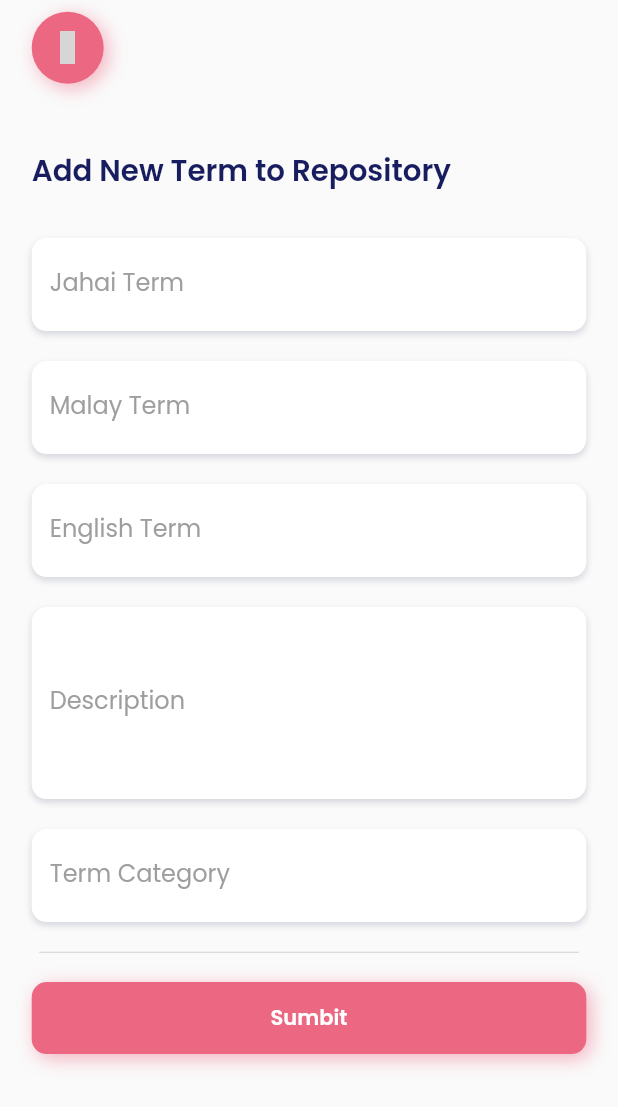
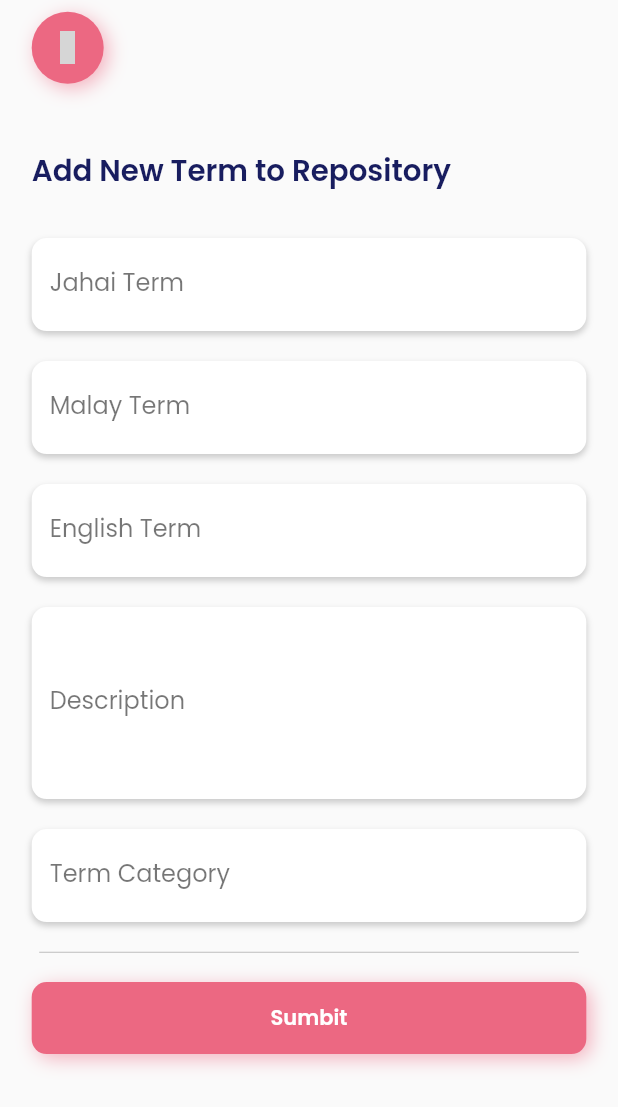
Before and after one commit to aisarnazmi/digital_jahai, a Flutter app: the LibraryView screen opened by its route, on a phone screen of 412 x 824 dp. Shown: the top 1107 px of the screen. Run offline on Flutter 3.47's test engine with Material 2 defaults, Android fonts, the phone set to English and light mode, and no system bars; our stand-ins replace flutter_linkify, flutter_screenutil, flutter_svg, get, get_storage, iconly and 4 more; missing offline and left inert: ms_undraw, platform_device_id; accounts and stored records are empty; grey boxes are pictures that could not be loaded.

Commit message:
use constant color library view

```diff
--- a/lib/constants/color.dart
+++ b/lib/constants/color.dart
@@ -11,7 +11,7 @@ const Color colorBackgroundLight = Color(0xffffffff);
 const Color colorBackgroundDark = Color(0xfffafafa);
 
 const Color colorTextLight = Color(0xffffffff);
-const Color colorTextDark = Color(0xffffffff);
+const Color colorTextDark = Color(0xff757575);
 const Color colorTextDarker = Color(0xff373737);
 const Color colorPlaceholderText = Color(0x89000000);
 const Color colorErrorText = Color(0xfff44336);
--- a/lib/controllers/library_controller.dart
+++ b/lib/controllers/library_controller.dart
@@ -1,4 +1,5 @@
 // Flutter imports:
+import 'package:digital_jahai/constants/color.dart';
 import 'package:flutter/foundation.dart';
 import 'package:flutter/material.dart';
 
@@ -121,7 +122,7 @@ class LibraryController extends GetxController {
         margin: EdgeInsets.symmetric(vertical: 5.h, horizontal: 10.w),
         child: Text(
           'Please input $field.',
-          style: TextStyle(color: Colors.red.shade500, fontSize: 12.sp),
+          style: TextStyle(color: colorErrorText, fontSize: 12.sp),
         ));
   }
 
@@ -154,7 +155,7 @@ class LibraryController extends GetxController {
                       ),
                       Text('Loading ...',
                           style: TextStyle(
-                              color: Colors.grey[600],
+                              color: colorTextDark,
                               fontSize: 18.sp,
                               fontWeight: FontWeight.w500))
                     ],
@@ -176,7 +177,7 @@ class LibraryController extends GetxController {
                         ),
                         Text('Opps.. Something went wrong!',
                             style: TextStyle(
-                                color: Colors.grey[600],
+                                color: colorTextDark,
                                 fontSize: 18.sp,
                                 fontWeight: FontWeight.w500))
                       ],
@@ -202,7 +203,7 @@ class LibraryController extends GetxController {
                                 ? 'New term was added.'
                                 : 'Opps.. Something went wrong!'),
                             style: TextStyle(
-                                color: Colors.grey[600],
+                                color: colorTextDark,
                                 fontSize: 18.sp,
                                 fontWeight: FontWeight.w500))
                       ],
--- a/lib/views/library_view.dart
+++ b/lib/views/library_view.dart
@@ -1,4 +1,5 @@
 // Flutter imports:
+import '../constants/color.dart';
 import 'package:flutter/material.dart';
 
 // Package imports:
@@ -19,7 +20,7 @@ class LibraryView extends GetView<LibraryController> {
         init: LibraryController(),
         builder: (controller) {
           return Scaffold(
-            backgroundColor: const Color(0xfffafafa),
+            backgroundColor: colorBackgroundDark,
             body: SafeArea(
               child: SingleChildScrollView(
                 child: Padding(
@@ -32,12 +33,12 @@ class LibraryView extends GetView<LibraryController> {
                           Container(
                             margin: EdgeInsets.symmetric(horizontal: 20.0.w),
                             decoration: BoxDecoration(
-                                color: Color(0xffec6882),
+                                color: colorSecondaryDark,
                                 boxShadow: [
                                   BoxShadow(
                                     offset: Offset(3, 3),
                                     blurRadius: 10.0,
-                                    color: const Color(0xffec6882)
+                                    color: colorSecondaryDark
                                         .withOpacity(0.5),
                                   )
                                 ],
@@ -47,7 +48,7 @@ class LibraryView extends GetView<LibraryController> {
                               onPressed: () {
                                 Get.back();
                               },
-                              color: Colors.white,
+                              color: colorTextLight,
                               icon: Icon(
                                 IconlyLight.arrow_left_2,
                                 size: 22,
@@ -86,7 +87,7 @@ class LibraryView extends GetView<LibraryController> {
                             children: <Widget>[
                               Text("Add New Term to Repository",
                                   style: TextStyle(
-                                      color: const Color(0xff181d5f),
+                                      color: colorPrimaryLight,
                                       fontSize: 20.sp,
                                       fontWeight: FontWeight.w600)),
                               SizedBox(
@@ -98,14 +99,14 @@ class LibraryView extends GetView<LibraryController> {
                                 children: [
                                   Container(
                                     decoration: BoxDecoration(
-                                      color: Colors.white,
+                                      color: colorBackgroundLight,
                                       borderRadius: BorderRadius.circular(10),
                                       boxShadow: [
                                         BoxShadow(
                                           offset: Offset(0, 2),
                                           blurRadius: 3.0,
-                                          color: Color(0xFF8B8DA3)
-                                              .withOpacity(0.3),
+                                          color: colorShadow
+                                              .withOpacity(0.5),
                                         )
                                       ],
                                     ),
@@ -115,7 +116,7 @@ class LibraryView extends GetView<LibraryController> {
                                       decoration: InputDecoration(
                                         labelText: 'Jahai Term',
                                         labelStyle: TextStyle(
-                                          color: Colors.grey,
+                                          color: colorPlaceholderText,
                                         ),
                                         enabledBorder: OutlineInputBorder(
                                             borderRadius: BorderRadius.all(
@@ -123,17 +124,17 @@ class LibraryView extends GetView<LibraryController> {
                                             borderSide: BorderSide(
                                                 color: !!controller.errors
                                                         .contains("jahai")
-                                                    ? Colors.red.shade500
-                                                    : Colors.transparent)),
+                                                    ? colorErrorText
+                                                    : colorTransparent)),
                                         focusedBorder: OutlineInputBorder(
                                             borderRadius: BorderRadius.all(
                                                 Radius.circular(10.0)),
                                             borderSide:
-                                                BorderSide(color: Colors.grey)),
+                                                BorderSide(color: colorBorder)),
                                         suffixIcon: !!controller.errors
                                                 .contains("jahai")
                                             ? Icon(Icons.error,
-                                                color: const Color(0xffec6882))
+                                                color: colorSecondaryDark)
                                             : null,
                                       ),
                                     ),
@@ -147,14 +148,14 @@ class LibraryView extends GetView<LibraryController> {
                                   ],
                                   Container(
                                     decoration: BoxDecoration(
-                                      color: Color(0xFFFFFFFF),
+                                      color: colorBackgroundLight,
                                       borderRadius: BorderRadius.circular(10),
                                       boxShadow: [
                                         BoxShadow(
                                           offset: Offset(0, 2),
                                           blurRadius: 3.0,
-                                          color: Color(0xFF8B8DA3)
-                                              .withOpacity(0.3),
+                                          color: colorShadow
+                                              .withOpacity(0.5),
                                         )
                                       ],
                                     ),
@@ -164,7 +165,7 @@ class LibraryView extends GetView<LibraryController> {
                                       decoration: InputDecoration(
                                         labelText: 'Malay Term',
                                         labelStyle: TextStyle(
-                                          color: Colors.grey,
+                                          color: colorPlaceholderText,
                                         ),
                                         enabledBorder: OutlineInputBorder(
                                             borderRadius: BorderRadius.all(
@@ -172,17 +173,17 @@ class LibraryView extends GetView<LibraryController> {
                                             borderSide: BorderSide(
                                                 color: !!controller.errors
                                                         .contains("malay")
-                                                    ? Colors.red.shade500
-                                                    : Colors.transparent)),
+                                                    ? colorErrorText
+                                                    : colorTransparent)),
                                         focusedBorder: OutlineInputBorder(
                                             borderRadius: BorderRadius.all(
                                                 Radius.circular(10.0)),
                                             borderSide:
-                                                BorderSide(color: Color(0xFF9E9E9E))),
+                                                BorderSide(color: colorBorder)),
                                         suffixIcon: !!controller.errors
                                                 .contains("malay")
                                             ? Icon(Icons.error,
-                                                color: const Color(0xffec6882))
+                                                color: colorSecondaryDark)
                                             : null,
                                       ),
                                     ),
@@ -196,14 +197,14 @@ class LibraryView extends GetView<LibraryController> {
                                   ],
                                   Container(
                                     decoration: BoxDecoration(
-                                      color: Color.fromRGBO(255, 255, 255, 1),
+                                      color: colorBackgroundLight,
                                       borderRadius: BorderRadius.circular(10),
                                       boxShadow: [
                                         BoxShadow(
                                           offset: Offset(0, 2),
                                           blurRadius: 3.0,
-                                          color: Color(0xFF8B8DA3)
-                                              .withOpacity(0.3),
+                                          color: colorShadow
+                                              .withOpacity(0.5),
                                         )
                                       ],
                                     ),
@@ -213,7 +214,7 @@ class LibraryView extends GetView<LibraryController> {
                                       decoration: InputDecoration(
                                         labelText: 'English Term',
                                         labelStyle: TextStyle(
-                                          color: Colors.grey,
+                                          color: colorPlaceholderText,
                                         ),
                                         enabledBorder: OutlineInputBorder(
                                             borderRadius: BorderRadius.all(
@@ -221,17 +222,17 @@ class LibraryView extends GetView<LibraryController> {
                                             borderSide: BorderSide(
                                                 color: !!controller.errors
                                                         .contains("english")
-                                                    ? Colors.red.shade500
-                                                    : Colors.transparent)),
+                                                    ? colorErrorText
+                                                    : colorTransparent)),
                                         focusedBorder: OutlineInputBorder(
                                             borderRadius: BorderRadius.all(
                                                 Radius.circular(10.0)),
                                             borderSide:
-                                                BorderSide(color: Colors.grey)),
+                                                BorderSide(color: colorBorder)),
                                         suffixIcon: !!controller.errors
                                                 .contains("english")
                                             ? Icon(Icons.error,
-                                                color: const Color(0xffec6882))
+                                                color: colorSecondaryDark)
                                             : null,
                                       ),
                                     ),
@@ -245,14 +246,14 @@ class LibraryView extends GetView<LibraryController> {
                                   ],
                                   Container(
                                     decoration: BoxDecoration(
-                                      color: Colors.white,
+                                      color: colorBackgroundLight,
                                       borderRadius: BorderRadius.circular(10),
                                       boxShadow: [
                                         BoxShadow(
                                           offset: Offset(0, 2),
                                           blurRadius: 3.0,
-                                          color: Color(0xFF8B8DA3)
-                                              .withOpacity(0.3),
+                                          color: colorShadow
+                                              .withOpacity(0.5),
                                         )
                                       ],
                                     ),
@@ -264,7 +265,7 @@ class LibraryView extends GetView<LibraryController> {
                                       decoration: InputDecoration(
                                         labelText: 'Description',
                                         labelStyle: TextStyle(
-                                          color: Colors.grey,
+                                          color: colorPlaceholderText,
                                         ),
                                         enabledBorder: OutlineInputBorder(
                                             borderRadius: BorderRadius.all(
@@ -272,17 +273,17 @@ class LibraryView extends GetView<LibraryController> {
                                             borderSide: BorderSide(
                                                 color: !!controller.errors
                                                         .contains("description")
-                                                    ? Colors.red.shade500
-                                                    : Colors.transparent)),
+                                                    ? colorErrorText
+                                                    : colorTransparent)),
                                         focusedBorder: OutlineInputBorder(
                                             borderRadius: BorderRadius.all(
                                                 Radius.circular(10.0)),
                                             borderSide:
-                                                BorderSide(color: Colors.grey)),
+                                                BorderSide(color: colorBorder)),
                                         suffixIcon: !!controller.errors
                                                 .contains("description")
                                             ? Icon(Icons.error,
-                                                color: const Color(0xffec6882))
+                                                color: colorSecondaryDark)
                                             : null,
                                       ),
                                     ),
@@ -296,14 +297,14 @@ class LibraryView extends GetView<LibraryController> {
                                   ],
                                   Container(
                                     decoration: BoxDecoration(
-                                      color: Colors.white,
+                                      color: colorBackgroundLight,
                                       borderRadius: BorderRadius.circular(10),
                                       boxShadow: [
                                         BoxShadow(
                                           offset: Offset(0, 2),
                                           blurRadius: 3.0,
-                                          color: Color(0xFF8B8DA3)
-                                              .withOpacity(0.3),
+                                          color: colorShadow
+                                              .withOpacity(0.5),
                                         )
                                       ],
                                     ),
@@ -313,7 +314,7 @@ class LibraryView extends GetView<LibraryController> {
                                       decoration: InputDecoration(
                                         labelText: 'Term Category',
                                         labelStyle: TextStyle(
-                                          color: Colors.grey,
+                                          color: colorPlaceholderText,
                                         ),
                                         enabledBorder: OutlineInputBorder(
                                             borderRadius: BorderRadius.all(
@@ -321,17 +322,17 @@ class LibraryView extends GetView<LibraryController> {
                                             borderSide: BorderSide(
                                                 color: !!controller.errors
                                                         .contains("category")
-                                                    ? Colors.red.shade500
-                                                    : Colors.transparent)),
+                                                    ? colorErrorText
+                                                    : colorTransparent)),
                                         focusedBorder: OutlineInputBorder(
                                             borderRadius: BorderRadius.all(
                                                 Radius.circular(10.0)),
                                             borderSide:
-                                                BorderSide(color: Colors.grey)),
+                                                BorderSide(color: colorBorder)),
                                         suffixIcon: !!controller.errors
                                                 .contains("category")
                                             ? Icon(Icons.error,
-                                                color: const Color(0xffec6882))
+                                                color: colorSecondaryDark)
                                             : null,
                                       ),
                                     ),
@@ -345,17 +346,17 @@ class LibraryView extends GetView<LibraryController> {
                                     thickness: 0.3,
                                     indent: 5,
                                     endIndent: 5,
-                                    color: Colors.grey,
+                                    color: colorPlaceholderText,
                                   ),
                                   Container(
                                     width: double.infinity,
                                     decoration: BoxDecoration(
-                                        color: Color(0xffec6882),
+                                        color: colorSecondaryDark,
                                         boxShadow: [
                                           BoxShadow(
                                             offset: Offset(3, 3),
                                             blurRadius: 10.0,
-                                            color: const Color(0xffec6882)
+                                            color: colorSecondaryDark
                                                 .withOpacity(0.5),
                                           )
                                         ],
@@ -370,7 +371,7 @@ class LibraryView extends GetView<LibraryController> {
                                         if (controller.validate()) {
                                           showCupertinoModalBottomSheet(
                                               context: context,
-                                              backgroundColor: Colors.white,
+                                              backgroundColor: colorBackgroundLight,
                                               isDismissible: false,
                                               builder: (context) {
                                                 return controller.statusModal();
@@ -382,7 +383,7 @@ class LibraryView extends GetView<LibraryController> {
                                       },
                                       child: Text("Sumbit",
                                           style: TextStyle(
-                                            color: Colors.white,
+                                            color: colorBackgroundLight,
                                             fontWeight: FontWeight.w600,
                                           )),
                                     ),
```
